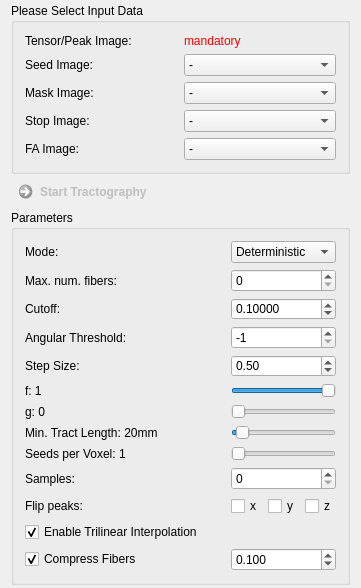
Above: Plugins/org.mitk.gui.qt.diffusionimaging.tractography/src/internal/QmitkStreamlineTrackingViewControls.ui from MITK/MITK before the change. Below: the same form after it.
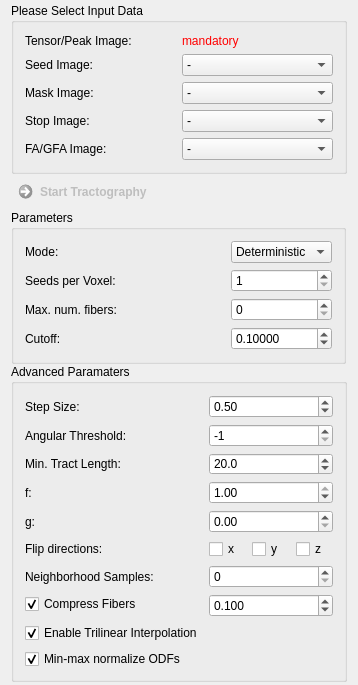
That is the form after the change. Custom widgets are drawn as their Qt base class.

Commit message: streamline tracking gui refactoring

Patch:
```diff
--- a/Plugins/org.mitk.gui.qt.diffusionimaging.tractography/src/internal/QmitkStreamlineTrackingViewControls.ui
+++ b/Plugins/org.mitk.gui.qt.diffusionimaging.tractography/src/internal/QmitkStreamlineTrackingViewControls.ui
@@ -7,7 +7,7 @@
     <x>0</x>
     <y>0</y>
     <width>358</width>
-    <height>558</height>
+    <height>669</height>
    </rect>
   </property>
   <property name="minimumSize">
@@ -19,17 +19,30 @@
   <property name="windowTitle">
    <string>QmitkTemplate</string>
   </property>
-  <layout class="QGridLayout" name="gridLayout_3">
+  <layout class="QFormLayout" name="formLayout">
+   <property name="horizontalSpacing">
+    <number>0</number>
+   </property>
+   <property name="verticalSpacing">
+    <number>0</number>
+   </property>
    <property name="topMargin">
     <number>3</number>
    </property>
    <property name="bottomMargin">
     <number>3</number>
    </property>
-   <property name="spacing">
-    <number>0</number>
-   </property>
-   <item row="8" column="0">
+   <item row="1" column="0">
+    <widget class="QCommandLinkButton" name="commandLinkButton">
+     <property name="enabled">
+      <bool>false</bool>
+     </property>
+     <property name="text">
+      <string>Start Tractography</string>
+     </property>
+    </widget>
+   </item>
+   <item row="5" column="0">
     <spacer name="spacer1">
      <property name="orientation">
       <enum>Qt::Vertical</enum>
@@ -45,162 +58,58 @@
      </property>
     </spacer>
    </item>
-   <item row="1" column="0">
-    <widget class="QCommandLinkButton" name="commandLinkButton">
-     <property name="enabled">
-      <bool>false</bool>
-     </property>
-     <property name="text">
-      <string>Start Tractography</string>
-     </property>
-    </widget>
-   </item>
-   <item row="5" column="0">
-    <widget class="QGroupBox" name="groupBox_2">
+   <item row="3" column="0" colspan="2">
+    <widget class="QGroupBox" name="groupBox">
      <property name="title">
-      <string>Parameters</string>
+      <string>Advanced Paramaters</string>
      </property>
-     <layout class="QGridLayout" name="gridLayout_2">
-      <item row="9" column="0">
-       <widget class="QLabel" name="m_SeedsPerVoxelLabel">
-        <property name="toolTip">
-         <string/>
-        </property>
-        <property name="text">
-         <string>Seeds per Voxel: 1</string>
-        </property>
-       </widget>
-      </item>
-      <item row="8" column="0">
-       <widget class="QLabel" name="m_MinTractLengthLabel">
-        <property name="toolTip">
-         <string/>
-        </property>
-        <property name="text">
-         <string>Min. Tract Length: 20mm</string>
-        </property>
-       </widget>
-      </item>
-      <item row="6" column="1">
-       <widget class="QSlider" name="m_fSlider">
-        <property name="toolTip">
-         <string>Weighting factor between first eigenvector (f=1 equals FACT tracking) and input vector dependent direction (f=0).</string>
-        </property>
-        <property name="minimum">
-         <number>0</number>
-        </property>
-        <property name="maximum">
-         <number>100</number>
-        </property>
-        <property name="value">
-         <number>100</number>
-        </property>
-        <property name="orientation">
-         <enum>Qt::Horizontal</enum>
-        </property>
-       </widget>
-      </item>
-      <item row="8" column="1">
-       <widget class="QSlider" name="m_MinTractLengthSlider">
-        <property name="toolTip">
-         <string>Minimum tract length in mm.</string>
-        </property>
-        <property name="minimum">
-         <number>0</number>
-        </property>
-        <property name="maximum">
-         <number>500</number>
-        </property>
-        <property name="value">
-         <number>20</number>
-        </property>
-        <property name="orientation">
-         <enum>Qt::Horizontal</enum>
-        </property>
-       </widget>
-      </item>
-      <item row="9" column="1">
-       <widget class="QSlider" name="m_SeedsPerVoxelSlider">
-        <property name="toolTip">
-         <string>Number of tracts started in each voxel of the seed ROI.</string>
-        </property>
-        <property name="minimum">
-         <number>1</number>
-        </property>
-        <property name="maximum">
-         <number>100</number>
-        </property>
-        <property name="orientation">
-         <enum>Qt::Horizontal</enum>
-        </property>
-       </widget>
-      </item>
-      <item row="6" column="0">
+     <layout class="QFormLayout" name="formLayout_2">
+      <item row="3" column="0">
        <widget class="QLabel" name="m_fLabel">
         <property name="toolTip">
          <string/>
         </property>
         <property name="text">
-         <string>f: 1</string>
+         <string>f:</string>
         </property>
        </widget>
       </item>
-      <item row="1" column="0">
-       <widget class="QLabel" name="m_FaThresholdLabel_2">
+      <item row="3" column="1">
+       <widget class="QDoubleSpinBox" name="m_fBox">
         <property name="toolTip">
-         <string/>
-        </property>
-        <property name="text">
-         <string>Max. num. fibers:</string>
-        </property>
-       </widget>
-      </item>
-      <item row="5" column="1">
-       <widget class="QDoubleSpinBox" name="m_StepSizeBox">
-        <property name="toolTip">
-         <string>Step size (in voxels)</string>
+         <string>f=1 + g=0 means FACT (depending on the chosen interpolation). f=0 and g=1 means TEND (disable interpolation for this mode!).</string>
         </property>
         <property name="decimals">
          <number>2</number>
         </property>
-        <property name="minimum">
-         <double>0.010000000000000</double>
-        </property>
         <property name="maximum">
-         <double>10.000000000000000</double>
+         <double>1.000000000000000</double>
         </property>
         <property name="singleStep">
          <double>0.100000000000000</double>
         </property>
         <property name="value">
-         <double>0.500000000000000</double>
+         <double>1.000000000000000</double>
         </property>
        </widget>
       </item>
-      <item row="7" column="0">
+      <item row="4" column="0">
        <widget class="QLabel" name="m_gLabel">
         <property name="toolTip">
          <string/>
         </property>
         <property name="text">
-         <string>g: 0</string>
+         <string>g:</string>
         </property>
        </widget>
       </item>
-      <item row="4" column="0">
-       <widget class="QLabel" name="m_AngularThresholdLabel">
+      <item row="4" column="1">
+       <widget class="QDoubleSpinBox" name="m_gBox">
         <property name="toolTip">
          <string/>
         </property>
-        <property name="text">
-         <string>Angular Threshold:</string>
-        </property>
-       </widget>
-      </item>
-      <item row="2" column="1">
-       <widget class="QDoubleSpinBox" name="m_ScalarThresholdBox">
         <property name="decimals">
-         <number>5</number>
+         <number>2</number>
         </property>
         <property name="maximum">
          <double>1.000000000000000</double>
@@ -209,95 +118,21 @@
          <double>0.100000000000000</double>
         </property>
         <property name="value">
-         <double>0.100000000000000</double>
-        </property>
-       </widget>
-      </item>
-      <item row="16" column="1">
-       <widget class="QDoubleSpinBox" name="m_FiberErrorBox">
-        <property name="focusPolicy">
-         <enum>Qt::StrongFocus</enum>
-        </property>
-        <property name="toolTip">
-         <string>Maximum error in mm.</string>
-        </property>
-        <property name="decimals">
-         <number>3</number>
-        </property>
-        <property name="maximum">
-         <double>10.000000000000000</double>
-        </property>
-        <property name="singleStep">
-         <double>0.010000000000000</double>
-        </property>
-        <property name="value">
-         <double>0.100000000000000</double>
-        </property>
-       </widget>
-      </item>
-      <item row="12" column="0">
-       <spacer name="horizontalSpacer">
-        <property name="orientation">
-         <enum>Qt::Horizontal</enum>
-        </property>
-        <property name="sizeType">
-         <enum>QSizePolicy::Fixed</enum>
-        </property>
-        <property name="sizeHint" stdset="0">
-         <size>
-          <width>200</width>
-          <height>0</height>
-         </size>
-        </property>
-       </spacer>
-      </item>
-      <item row="10" column="1">
-       <widget class="QSpinBox" name="m_NumSamplesBox">
-        <property name="toolTip">
-         <string>Number of neighborhood samples that are used to determine the next fiber progression direction.</string>
-        </property>
-        <property name="maximum">
-         <number>50</number>
-        </property>
-       </widget>
-      </item>
-      <item row="15" column="0">
-       <widget class="QCheckBox" name="m_InterpolationBox">
-        <property name="toolTip">
-         <string>Default is nearest neighbor interpolation.</string>
-        </property>
-        <property name="text">
-         <string>Enable Trilinear Interpolation</string>
-        </property>
-        <property name="checked">
-         <bool>true</bool>
+         <double>0.000000000000000</double>
         </property>
        </widget>
       </item>
       <item row="5" column="0">
-       <widget class="QLabel" name="m_StepsizeLabel">
+       <widget class="QLabel" name="m_SeedsPerVoxelLabel_3">
         <property name="toolTip">
          <string/>
         </property>
         <property name="text">
-         <string>Step Size:</string>
+         <string>Flip directions:</string>
         </property>
        </widget>
       </item>
-      <item row="16" column="0">
-       <widget class="QCheckBox" name="m_ResampleFibersBox">
-        <property name="toolTip">
-         <string>Resample fibers using the specified error constraint.</string>
-        </property>
-        <property name="text">
-         <string>Compress Fibers</string>
-        </property>
-        <property name="checked">
-         <bool>true</bool>
-        </property>
-       </widget>
-      </item>
-      <item row="11" column="1">
+      <item row="5" column="1">
        <widget class="QFrame" name="frame">
         <property name="frameShape">
          <enum>QFrame::NoFrame</enum>
@@ -345,7 +180,37 @@
         </layout>
        </widget>
       </item>
-      <item row="4" column="1">
+      <item row="6" column="0">
+       <widget class="QLabel" name="m_SeedsPerVoxelLabel_2">
+        <property name="toolTip">
+         <string/>
+        </property>
+        <property name="text">
+         <string>Neighborhood Samples:</string>
+        </property>
+       </widget>
+      </item>
+      <item row="6" column="1">
+       <widget class="QSpinBox" name="m_NumSamplesBox">
+        <property name="toolTip">
+         <string>Number of neighborhood samples that are used to determine the next fiber progression direction.</string>
+        </property>
+        <property name="maximum">
+         <number>50</number>
+        </property>
+       </widget>
+      </item>
+      <item row="1" column="0">
+       <widget class="QLabel" name="m_AngularThresholdLabel">
+        <property name="toolTip">
+         <string/>
+        </property>
+        <property name="text">
+         <string>Angular Threshold:</string>
+        </property>
+       </widget>
+      </item>
+      <item row="1" column="1">
        <widget class="QSpinBox" name="m_AngularThresholdBox">
         <property name="minimum">
          <number>-1</number>
@@ -361,26 +226,164 @@
         </property>
        </widget>
       </item>
+      <item row="0" column="0">
+       <widget class="QLabel" name="m_StepsizeLabel">
+        <property name="toolTip">
+         <string/>
+        </property>
+        <property name="text">
+         <string>Step Size:</string>
+        </property>
+       </widget>
+      </item>
+      <item row="0" column="1">
+       <widget class="QDoubleSpinBox" name="m_StepSizeBox">
+        <property name="toolTip">
+         <string>Step size (in voxels)</string>
+        </property>
+        <property name="decimals">
+         <number>2</number>
+        </property>
+        <property name="minimum">
+         <double>0.010000000000000</double>
+        </property>
+        <property name="maximum">
+         <double>10.000000000000000</double>
+        </property>
+        <property name="singleStep">
+         <double>0.100000000000000</double>
+        </property>
+        <property name="value">
+         <double>0.500000000000000</double>
+        </property>
+       </widget>
+      </item>
+      <item row="2" column="0">
+       <widget class="QLabel" name="m_MinTractLengthLabel">
+        <property name="toolTip">
+         <string/>
+        </property>
+        <property name="text">
+         <string>Min. Tract Length:</string>
+        </property>
+       </widget>
+      </item>
+      <item row="2" column="1">
+       <widget class="QDoubleSpinBox" name="m_MinTractLengthBox">
+        <property name="toolTip">
+         <string>Shorter fibers are discarded.</string>
+        </property>
+        <property name="decimals">
+         <number>1</number>
+        </property>
+        <property name="maximum">
+         <double>999.000000000000000</double>
+        </property>
+        <property name="singleStep">
+         <double>1.000000000000000</double>
+        </property>
+        <property name="value">
+         <double>20.000000000000000</double>
+        </property>
+       </widget>
+      </item>
+      <item row="7" column="0">
+       <widget class="QCheckBox" name="m_ResampleFibersBox">
+        <property name="toolTip">
+         <string>Resample fibers using the specified error constraint.</string>
+        </property>
+        <property name="text">
+         <string>Compress Fibers</string>
+        </property>
+        <property name="checked">
+         <bool>true</bool>
+        </property>
+       </widget>
+      </item>
       <item row="7" column="1">
-       <widget class="QSlider" name="m_gSlider">
+       <widget class="QDoubleSpinBox" name="m_FiberErrorBox">
+        <property name="focusPolicy">
+         <enum>Qt::StrongFocus</enum>
+        </property>
         <property name="toolTip">
          <string>Weighting factor between input vector (g=0) and tensor deflection (g=1 equals TEND tracking)</string>
         </property>
-        <property name="minimum">
-         <number>0</number>
+        <property name="decimals">
+         <number>3</number>
         </property>
         <property name="maximum">
-         <number>100</number>
+         <double>10.000000000000000</double>
+        </property>
+        <property name="singleStep">
+         <double>0.010000000000000</double>
         </property>
         <property name="value">
-         <number>0</number>
+         <double>0.100000000000000</double>
         </property>
+       </widget>
+      </item>
+      <item row="8" column="0">
+       <widget class="QCheckBox" name="m_InterpolationBox">
+        <property name="toolTip">
+         <string>If false, nearest neighbor interpolation is used.</string>
+        </property>
+        <property name="text">
+         <string>Enable Trilinear Interpolation</string>
+        </property>
+        <property name="checked">
+         <bool>true</bool>
+        </property>
+       </widget>
+      </item>
+      <item row="9" column="0">
+       <widget class="QCheckBox" name="m_NormalizeODFsBox">
+        <property name="toolTip">
+         <string>If false, nearest neighbor interpolation is used.</string>
+        </property>
+        <property name="text">
+         <string>Min-max normalize ODFs</string>
+        </property>
+        <property name="checked">
+         <bool>true</bool>
+        </property>
+       </widget>
+      </item>
+     </layout>
+    </widget>
+   </item>
+   <item row="2" column="0">
+    <widget class="QGroupBox" name="groupBox_2">
+     <property name="title">
+      <string>Parameters</string>
+     </property>
+     <layout class="QGridLayout" name="gridLayout_2">
+      <item row="2" column="0">
+       <widget class="QLabel" name="m_FaThresholdLabel_2">
+        <property name="toolTip">
+         <string/>
+        </property>
+        <property name="text">
+         <string>Max. num. fibers:</string>
+        </property>
+       </widget>
+      </item>
+      <item row="16" column="0">
+       <spacer name="horizontalSpacer">
         <property name="orientation">
          <enum>Qt::Horizontal</enum>
         </property>
-       </widget>
+        <property name="sizeType">
+         <enum>QSizePolicy::Fixed</enum>
+        </property>
+        <property name="sizeHint" stdset="0">
+         <size>
+          <width>200</width>
+          <height>0</height>
+         </size>
+        </property>
+       </spacer>
       </item>
-      <item row="2" column="0">
+      <item row="3" column="0">
        <widget class="QLabel" name="m_FaThresholdLabel">
         <property name="toolTip">
          <string/>
@@ -390,27 +393,7 @@
         </property>
        </widget>
       </item>
-      <item row="10" column="0">
-       <widget class="QLabel" name="m_SeedsPerVoxelLabel_2">
-        <property name="toolTip">
-         <string/>
-        </property>
-        <property name="text">
-         <string>Samples:</string>
-        </property>
-       </widget>
-      </item>
-      <item row="11" column="0">
-       <widget class="QLabel" name="m_SeedsPerVoxelLabel_3">
-        <property name="toolTip">
-         <string/>
-        </property>
-        <property name="text">
-         <string>Flip peaks:</string>
-        </property>
-       </widget>
-      </item>
-      <item row="1" column="1">
+      <item row="2" column="1">
        <widget class="QSpinBox" name="m_NumFibersBox">
         <property name="toolTip">
          <string>Number of neighborhood samples that are used to determine the next fiber progression direction.</string>
@@ -444,10 +427,52 @@
         </item>
        </widget>
       </item>
+      <item row="1" column="0">
+       <widget class="QLabel" name="m_SeedsPerVoxelLabel">
+        <property name="toolTip">
+         <string/>
+        </property>
+        <property name="text">
+         <string>Seeds per Voxel:</string>
+        </property>
+       </widget>
+      </item>
+      <item row="1" column="1">
+       <widget class="QSpinBox" name="m_SeedsPerVoxelBox">
+        <property name="toolTip">
+         <string>Number of seed points placed in each voxel. </string>
+        </property>
+        <property name="minimum">
+         <number>1</number>
+        </property>
+        <property name="maximum">
+         <number>999</number>
+        </property>
+       </widget>
+      </item>
+      <item row="3" column="1">
+       <widget class="QDoubleSpinBox" name="m_ScalarThresholdBox">
+        <property name="toolTip">
+         <string>Threshold on peak magnitude, FA, GFA, ...</string>
+        </property>
+        <property name="decimals">
+         <number>5</number>
+        </property>
+        <property name="maximum">
+         <double>1.000000000000000</double>
+        </property>
+        <property name="singleStep">
+         <double>0.100000000000000</double>
+        </property>
+        <property name="value">
+         <double>0.100000000000000</double>
+        </property>
+       </widget>
+      </item>
      </layout>
     </widget>
    </item>
-   <item row="0" column="0">
+   <item row="0" column="0" colspan="2">
     <widget class="QGroupBox" name="m_InputData">
      <property name="title">
       <string>Please Select Input Data</string>
@@ -557,7 +582,7 @@
          <string>Only track insida mask area.</string>
         </property>
         <property name="text">
-         <string>FA Image:</string>
+         <string>FA/GFA Image:</string>
         </property>
        </widget>
       </item>
```
Left out of the diff: 34 changed lines with no effect on the pictures. The commit also changes 9 other files.
